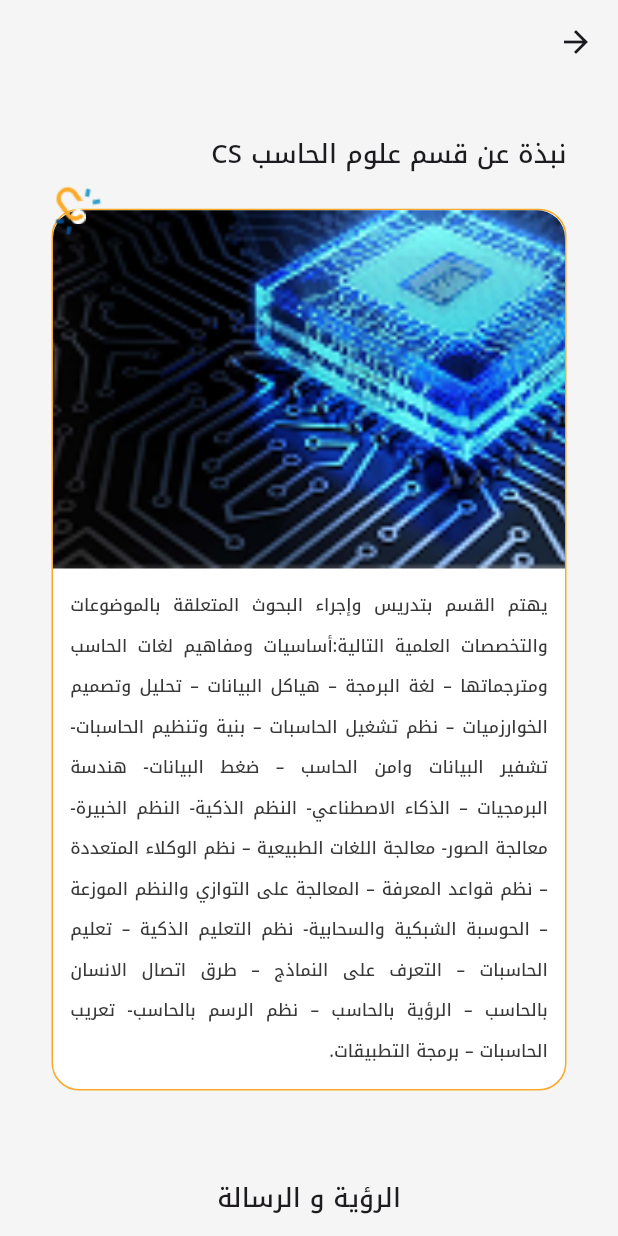
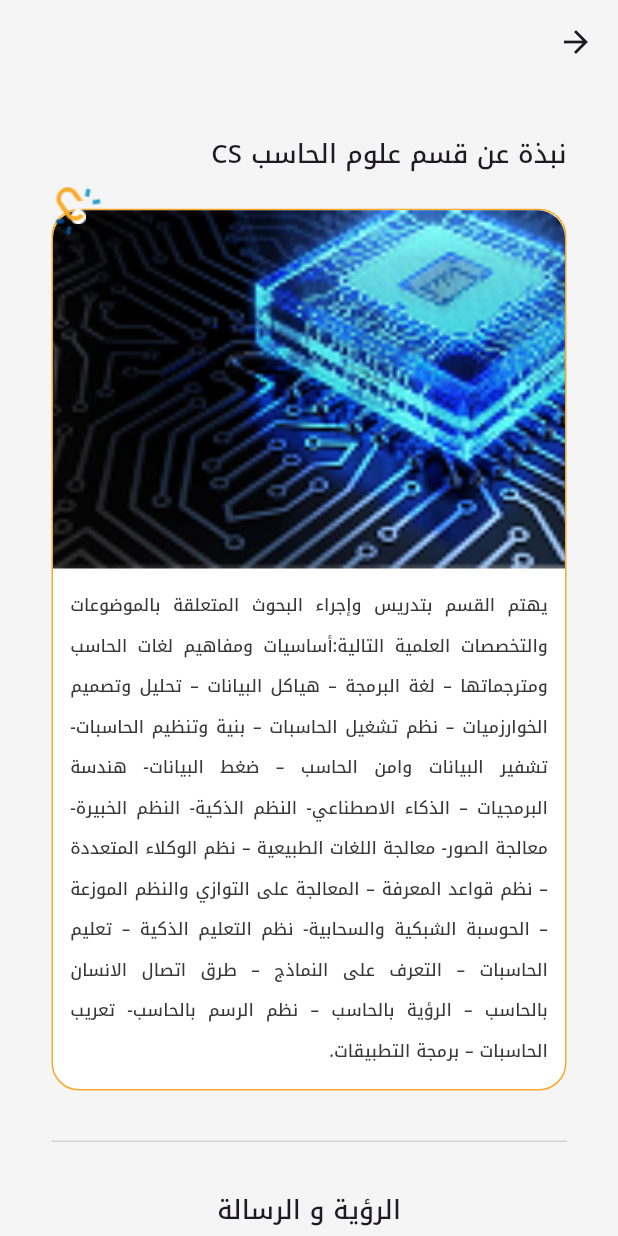
Before and after one commit to nancykhaled1/Faculty-App, a Flutter app: the Department screen opened by its route, after a tap on "قسم علوم الحاسب CS", on a phone screen of 412 x 824 dp. Run offline on Flutter 3.47's test engine with Material 3 defaults, Android fonts, the phone set to English and light mode, and no system bars; our stand-ins replace dotted_border, file_picker, flutter_screenutil, flutter_svg.

Commit message:
updates in departments , sendcomplaint screen .

```diff
--- a/lib/main.dart
+++ b/lib/main.dart
@@ -47,7 +47,7 @@ class MyApp extends StatelessWidget {
             ],
 
 
-            initialRoute: HomePage.routeName,
+            initialRoute: SplashScreen.routeName,
             routes: {
               Register.routeName : (context) => Register(),
               AuthScreen.routeName : (context) => AuthScreen(),
@@ -61,7 +61,7 @@ class MyApp extends StatelessWidget {
               SplashScreen.routeName : (context) => SplashScreen(),
               UserProfileScreen.routeName : (context) => UserProfileScreen(),
               StudentScreen.routeName : (context) => StudentScreen(),
-              NotificationScreen.routeName : (context) => NotificationScreen()
+              NotificationScreen.routeName : (context) => NotificationScreen(),
               Complaint.routeName: (context) => Complaint(),
 
             },
--- a/lib/ui/departments/departments.dart
+++ b/lib/ui/departments/departments.dart
@@ -164,7 +164,7 @@ class Department extends StatelessWidget{
             ),
           ),
           Positioned(
-            top: 135.h,
+            bottom: 0,
             right: 155.w,
             child: SvgPicture.asset('assets/images/circle.svg'),
           ),
--- a/lib/ui/departments/dept_details.dart
+++ b/lib/ui/departments/dept_details.dart
@@ -4,6 +4,7 @@ import 'package:flutter/material.dart';
 import 'package:flutter_screenutil/flutter_screenutil.dart';
 import 'package:faculty/utils/colors.dart';
 import 'package:dotted_border/dotted_border.dart';
+import 'package:flutter_svg/flutter_svg.dart';
 
 class DepartmentDetails extends StatelessWidget {
   final String imagePath;
@@ -117,7 +118,16 @@ class DepartmentDetails extends StatelessWidget {
                             ],
                           ),
                         ),
-                        SizedBox(height: 50.h),
+                        SizedBox(height: 20.h),
+                        SizedBox(
+                          width: 342.w, // تحديد العرض المطلوب
+                          child: Divider(
+                            color:  Color(0XFFD4D4D4), // لون الخط
+                            thickness: 1, // سمك الخط
+                            height: 20, // المسافة حول الخط
+                          ),
+                        ),
+                        SizedBox(height: 20.h),
                         Center(
                           child: Text(
                             'الرؤية و الرسالة',
@@ -165,6 +175,66 @@ class DepartmentDetails extends StatelessWidget {
                         ),
                         SizedBox(height: 20.h),
                         _buildProfessorsList(professors),
+                        SizedBox(height: 10.h),
+                        SizedBox(
+                          width: 342.w, // تحديد العرض المطلوب
+                          child: Divider(
+                            color:  Color(0XFFD4D4D4), // لون الخط
+                            thickness: 1, // سمك الخط
+                            height: 20, // المسافة حول الخط
+                          ),
+                        ),
+                        SizedBox(height: 10.h),
+                        Text(
+                          'لائحة القسم',
+                          style: TextStyle(
+                            color: MyColors.softBlackColor,
+                            fontSize: 15.sp,
+                            fontFamily: "Noto Kufi Arabic",
+                            fontWeight: FontWeight.w600,
+                          ),
+                        ),
+                        SizedBox(height: 20.h),
+                        GestureDetector(
+                          onTap: (){
+
+                          },
+                          child: Center(
+                            child: Container(
+                              width: 217.w,
+                              height: 91.h,
+                              alignment: Alignment.center,
+                              decoration: BoxDecoration(
+                                // color: MyColors.softYellowColor,
+
+                                  borderRadius: BorderRadius.circular(10.r),
+                                  border: Border.all(color: MyColors.yellowColor,)
+                              ),
+                              child: Padding(
+                                padding: EdgeInsets.all(20.0),
+                                child: Column(
+                                 // crossAxisAlignment: CrossAxisAlignment.center,
+                                  children: [
+                                    SvgPicture.asset('assets/icons/Download.svg'),
+                                    SizedBox(height: 5.h),
+                                    Text(
+                                      "اضغط هنا لتحميل الملف",
+                                      style: TextStyle(
+                                          color: MyColors.blackColor,
+                                          fontSize: 10.sp,
+                                          fontWeight: FontWeight.w500,
+                                          fontFamily: "Noto Kufi Arabic"
+                                      ),
+                                    ),
+                                  ],
+                                ),
+                              )
+
+                            ),
+                          ),
+                        ),
+                        SizedBox(height: 20.h),
+
                       ],
                     ),
                   ),
@@ -258,25 +328,13 @@ class DepartmentDetails extends StatelessWidget {
                 Container(
                   width: 90.w,
                   height: 30.h,
+                  alignment: Alignment.center,
                   decoration: BoxDecoration(
-                    color: MyColors.softYellowColor,
-                    borderRadius: BorderRadius.circular(10.r),
+                   // color: MyColors.softYellowColor,
+
+                    borderRadius: BorderRadius.circular(5.r),
+                    border: Border.all(color: MyColors.yellowColor,)
                   ),
-                ),
-
-                // الحدود المنقطة فوق الـ Container مباشرةً
-                DottedBorder(
-                  color: MyColors.yellowColor, // لون النقاط
-                  strokeWidth: 2, // سمك النقاط
-                  dashPattern: [6, 7], // طول النقطة والمسافة بين النقاط
-                  borderType: BorderType.RRect, // يجعل الزوايا دائرية
-                  radius: Radius.circular(10.r), // تدوير الزوايا
-                  padding: EdgeInsets.zero, // بدون حشوات داخلية
-                  child: Container(
-                    width: 90.w,
-                    height: 30.h,
-                    color: Colors.transparent, // بدون لون داخلي
-                    alignment: Alignment.center,
                   child: Text(
                     "سيرة ذاتية",
                     style: TextStyle(
@@ -287,7 +345,23 @@ class DepartmentDetails extends StatelessWidget {
                     ),
                   ),
                 ),
-                ),
+
+                // الحدود المنقطة فوق الـ Container مباشرةً
+                // Container(
+                //   width: 90.w,
+                //   height: 30.h,
+                //   //color: Colors.transparent, // بدون لون داخلي
+                //   alignment: Alignment.center,
+                //   child: Text(
+                //     "سيرة ذاتية",
+                //     style: TextStyle(
+                //         color: MyColors.yellowColor,
+                //         fontSize: 10.sp,
+                //         fontWeight: FontWeight.w400,
+                //         fontFamily: "Noto Kufi Arabic"
+                //     ),
+                //   ),
+                // ),
             ]
           )
 
--- a/lib/ui/home.dart
+++ b/lib/ui/home.dart
@@ -1,4 +1,5 @@
 import 'package:faculty/ui/auth/auth.dart';
+import 'package:faculty/ui/complaint/complaint.dart';
 import 'package:faculty/ui/departments/departments.dart';
 import 'package:faculty/ui/home/homescreen.dart';
 import 'package:faculty/ui/students/student_screen.dart';
@@ -93,14 +94,14 @@ class _HomePageState extends State<HomePage> {
                   onTap: () {
                     if (_isExpanded) {
                       // ✅ لو كانت مفتوحة، ننتقل للصفحة
-                      Navigator.pushReplacementNamed(context, Department.routeName); // لازم تضيفي المسار دا في routes
+                      Navigator.pushReplacementNamed(context, Complaint.routeName); // لازم تضيفي المسار دا في routes
                     } else {
                       // ✅ نفتح الأنيميشن أول مرة
                       setState(() {
                         _isExpanded = true;
                       });
                       // ❗️نخليها ترجع تلقائي بعد شوية لو ما دخلش
-                      Future.delayed(Duration(seconds: 5), () {
+                      Future.delayed(Duration(seconds: 3), () {
                         if (mounted) {
                           setState(() {
                             _isExpanded = false;
```
Also changed, not shown: lib/ui/complaint/sendComplaint.dart (+39 -2 lines), assets/icons/Download.svg (added). Lines whose indentation alone changed are shown as unchanged.
